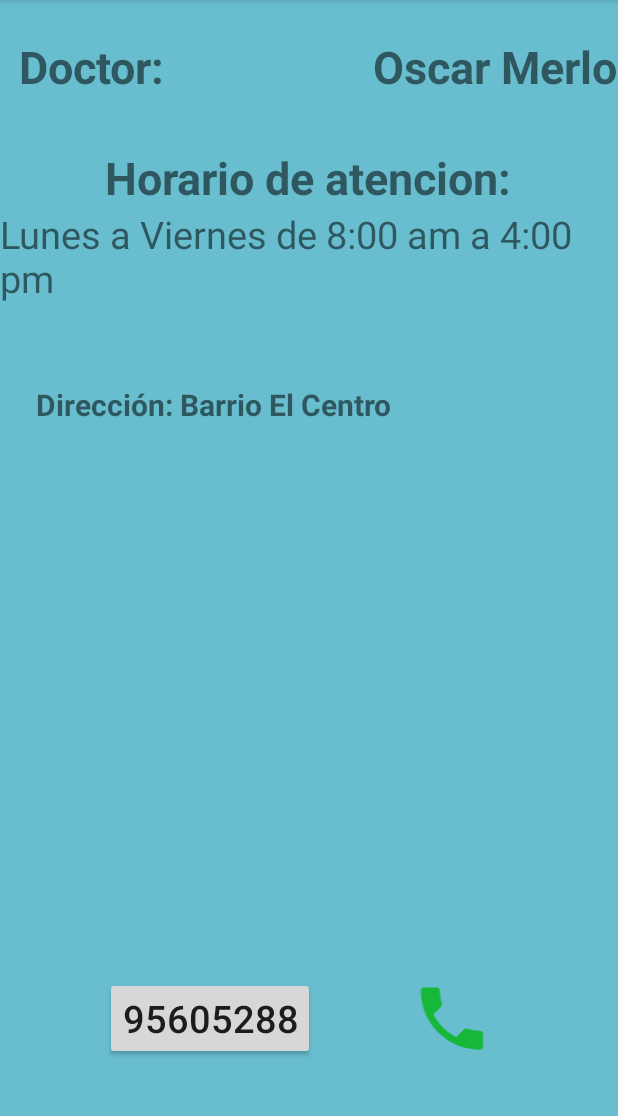
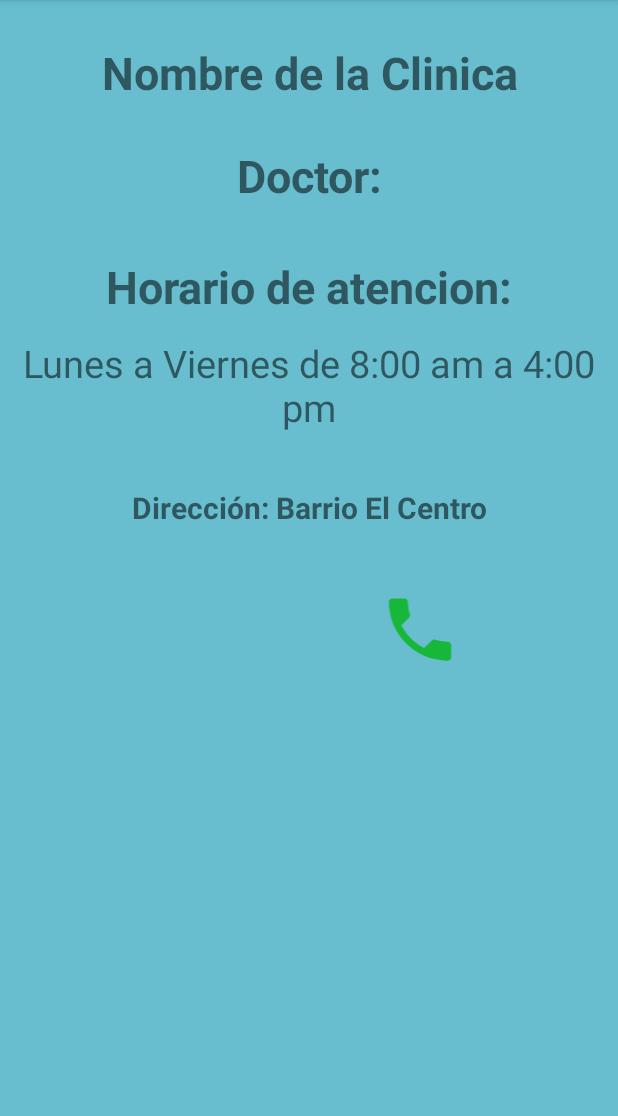
Before and after one commit to Dannypimp/Kodax, an Android app: the perfil screen opened directly, with no data from a screen before it, on a phone screen of 412 x 824 dp, the part 84-1200 px from its top. Run offline under Robolectric (Android 15) with nearby library versions, the phone set to English and light mode, and no system bars.

Commit message:
actualizacion del perfil medico

```diff
--- a/app/src/main/java/com/example/danny/kodax1/perfil.java
+++ b/app/src/main/java/com/example/danny/kodax1/perfil.java
@@ -19,10 +19,10 @@ import com.example.danny.kodax1.Usuarios.Usuario;
 
 public class perfil extends AppCompatActivity {
 
-    TextView nombre;
+    TextView nombre, nombreClinica, horario, direccion;
 
     private static final int REQUEST_CALL =1;
-    private Button mButtonNumber;
+    private TextView mButtonNumber;
 
     @Override
     protected void onCreate(Bundle savedInstanceState) {
@@ -30,7 +30,7 @@ public class perfil extends AppCompatActivity {
         setContentView(R.layout.activity_perfil);
 
 
-        mButtonNumber = (Button)findViewById(R.id.button_number);
+        mButtonNumber = (TextView)findViewById(R.id.button_number);
         ImageView imageCall = (ImageView)findViewById(R.id.image_call);
 
         imageCall.setOnClickListener(new View.OnClickListener() {
@@ -40,7 +40,10 @@ public class perfil extends AppCompatActivity {
             }
         });
 
-        nombre = (TextView) findViewById(R.id.textView2);
+        nombre = (TextView) findViewById(R.id.textView31);
+        nombreClinica = (TextView) findViewById(R.id.textView2);
+        horario = (TextView) findViewById(R.id.textView4);
+        direccion = (TextView) findViewById(R.id.textView);
 
         Bundle obtenerO = getIntent().getExtras();
         Usuario user = null;
@@ -48,6 +51,10 @@ public class perfil extends AppCompatActivity {
         if (obtenerO != null){
             user = (Usuario) obtenerO.getSerializable("usuario");
             nombre.setText(user.getNombre().toString());
+            nombreClinica.setText(user.getNombreClinica().toString());
+            horario.setText(user.getHorario().toString());
+            direccion.setText(user.getDireccion().toString());
+            mButtonNumber.setText(user.getTelefono().toString());
         }
 
 
--- a/app/src/main/res/layout/activity_perfil.xml
+++ b/app/src/main/res/layout/activity_perfil.xml
@@ -1,10 +1,11 @@
 <?xml version="1.0" encoding="utf-8"?>
-<RelativeLayout xmlns:android="http://schemas.android.com/apk/res/android"
+<LinearLayout xmlns:android="http://schemas.android.com/apk/res/android"
     xmlns:app="http://schemas.android.com/apk/res-auto"
     xmlns:tools="http://schemas.android.com/tools"
     android:layout_width="match_parent"
     android:layout_height="match_parent"
     android:background="#f663bcce"
+    android:orientation="vertical"
     tools:context="com.example.danny.kodax1.perfil">
 
 
@@ -16,61 +17,83 @@
 
 
     <TextView
-        android:layout_width="wrap_content"
+        android:layout_width="match_parent"
         android:layout_height="wrap_content"
-        android:text="Doctor:
-                  Oscar Merlo"
+        android:text="Nombre de la Clinica"
         android:textSize="30dp"
         android:textStyle="bold"
-        android:layout_marginTop="24dp"
+        android:layout_marginTop="28dp"
+        android:gravity="center"
         android:id="@+id/textView2"
+
         android:layout_below="@+id/imageView"
-        android:layout_alignRight="@+id/textView4"
-        android:layout_alignEnd="@+id/textView4" />
+        android:layout_centerHorizontal="true" />
 
     <TextView
-        android:layout_width="wrap_content"
+        android:layout_width="match_parent"
+        android:layout_height="wrap_content"
+        android:text="Doctor:"
+        android:textSize="30dp"
+        android:textStyle="bold"
+        android:layout_marginTop="28dp"
+        android:gravity="center"
+        android:id="@+id/textView31"
+
+        android:layout_below="@+id/imageView"
+        android:layout_centerHorizontal="true" />
+
+    <TextView
+        android:layout_width="match_parent"
         android:layout_height="wrap_content"
         android:text="Horario de atencion:"
         android:textStyle="bold"
+        android:textAlignment="center"
         android:textSize="30dp"
         android:layout_marginTop="33dp"
+        android:layout_gravity="center"
         android:id="@+id/textView3"
-        android:layout_below="@+id/textView2"
-        android:layout_centerHorizontal="true" />
+         />
 
     <TextView
-        android:layout_width="wrap_content"
+        android:layout_width="match_parent"
         android:layout_height="wrap_content"
         android:text="Lunes a Viernes
 de 8:00 am a 4:00 pm"
         android:textSize="25dp"
+        android:textAlignment="center"
+        android:gravity="center"
         android:id="@+id/textView4"
+        android:layout_marginTop="13dp"
         android:layout_below="@+id/textView3"
-        android:layout_centerHorizontal="true" />
+         />
 
     <TextView
-        android:layout_width="wrap_content"
+        android:layout_width="match_parent"
         android:layout_height="wrap_content"
         android:text="Dirección:
 Barrio El Centro"
         android:textStyle="bold"
+        android:gravity="center"
+        android:textAlignment="center"
         android:textSize="20dp"
         android:id="@+id/textView"
         android:layout_below="@+id/textView4"
-        android:layout_alignLeft="@+id/textView4"
-        android:layout_alignStart="@+id/textView4"
-        android:layout_marginLeft="24dp"
-        android:layout_marginStart="24dp"
-        android:layout_marginTop="53dp" />
+        android:layout_alignRight="@+id/textView2"
+        android:layout_alignEnd="@+id/textView2"
+        android:layout_marginTop="36dp" />
 
+<LinearLayout
+    android:layout_width="match_parent"
+    android:layout_height="match_parent"
+    android:orientation="horizontal">
 
-    <Button
+    <TextView
         android:layout_width="140dp"
         android:layout_height="55dp"
-        android:text="95605288"
         android:inputType="phone"
+        android:layout_marginTop="40dp"
         android:textSize="25dp"
+        android:layout_marginLeft="50dp"
         android:id="@+id/button_number"
         android:layout_alignTop="@+id/image_call"
         android:layout_alignLeft="@+id/textView3"
@@ -81,11 +104,13 @@ Barrio El Centro"
         android:layout_height="55dp"
         android:src="@drawable/ic_phone"
         android:fillColor="#17b739"
+        android:layout_marginTop="40dp"
         android:layout_marginBottom="61dp"
+        android:layout_marginLeft="50dp"
         android:id="@+id/image_call"
         android:layout_alignParentBottom="true"
         android:layout_toRightOf="@+id/textView"
         android:layout_toEndOf="@+id/textView" />
 
-
-</RelativeLayout>
+</LinearLayout>
+</LinearLayout>
```
Also changed, not shown: app/src/main/res/layout/activity_registro.xml (+34 -0 lines).
